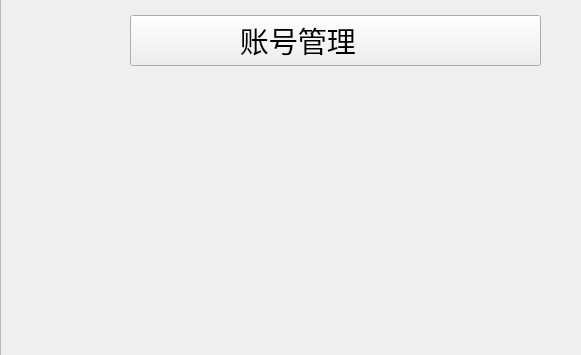
Before: the Qt Designer form loginwindow.ui in BryanDucourt/-_Qt, drawn with Qt 5; both pictures show x 0 to 581 and y 235 to 590 of the 859 by 590 pixel window.
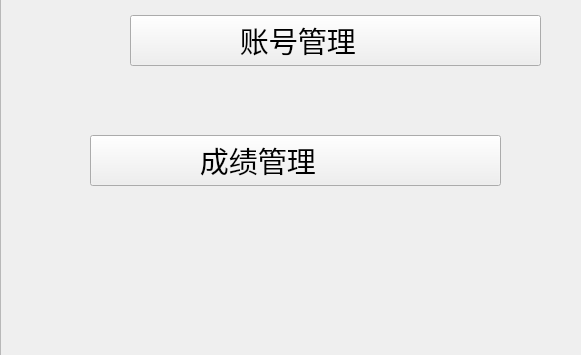
After: the same form once the commit is applied. Icons and pictures are not drawn.

Commit message: 6.7日新增查询、账号管理页面

Diff of the .ui file:
```diff
--- a/loginwindow.ui
+++ b/loginwindow.ui
@@ -112,6 +112,28 @@
      </property>
     </widget>
    </widget>
+   <widget class="QPushButton" name="pushButton_4">
+    <property name="geometry">
+     <rect>
+      <x>90</x>
+      <y>370</y>
+      <width>411</width>
+      <height>51</height>
+     </rect>
+    </property>
+    <property name="font">
+     <font>
+      <family>幼圆</family>
+      <pointsize>22</pointsize>
+     </font>
+    </property>
+    <property name="styleSheet">
+     <string notr="true">border-image: url(:/new/background/ChooseButton.png);</string>
+    </property>
+    <property name="text">
+     <string>成绩管理          </string>
+    </property>
+   </widget>
   </widget>
   <action name="actionchaxun">
    <property name="text">
```
Left out of the diff: 4 changed lines with no effect on the pictures. The commit also changes 23 other files.
